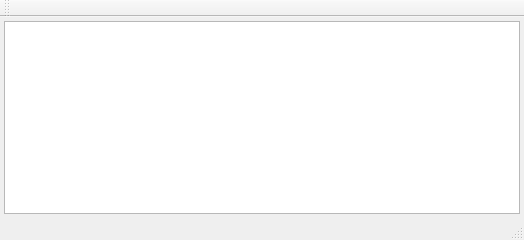
Qt form mainwindow.ui (discover1977/SerialPortInfo) before a commit.
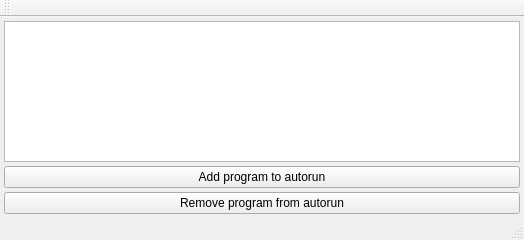
The same form after that commit.

Commit message: Add buttons: "Add program to autorun", "Remove program from autorun"

```diff
--- a/mainwindow.ui
+++ b/mainwindow.ui
@@ -39,6 +39,20 @@
     <item>
      <widget class="QTextEdit" name="textEdit"/>
     </item>
+    <item>
+     <widget class="QPushButton" name="pbAddProgAutorun">
+      <property name="text">
+       <string>Add program to autorun</string>
+      </property>
+     </widget>
+    </item>
+    <item>
+     <widget class="QPushButton" name="pbDelProgAutorun">
+      <property name="text">
+       <string>Remove program from autorun</string>
+      </property>
+     </widget>
+    </item>
    </layout>
   </widget>
   <widget class="QMenuBar" name="menuBar">
```
The commit also changes 3 other files.
